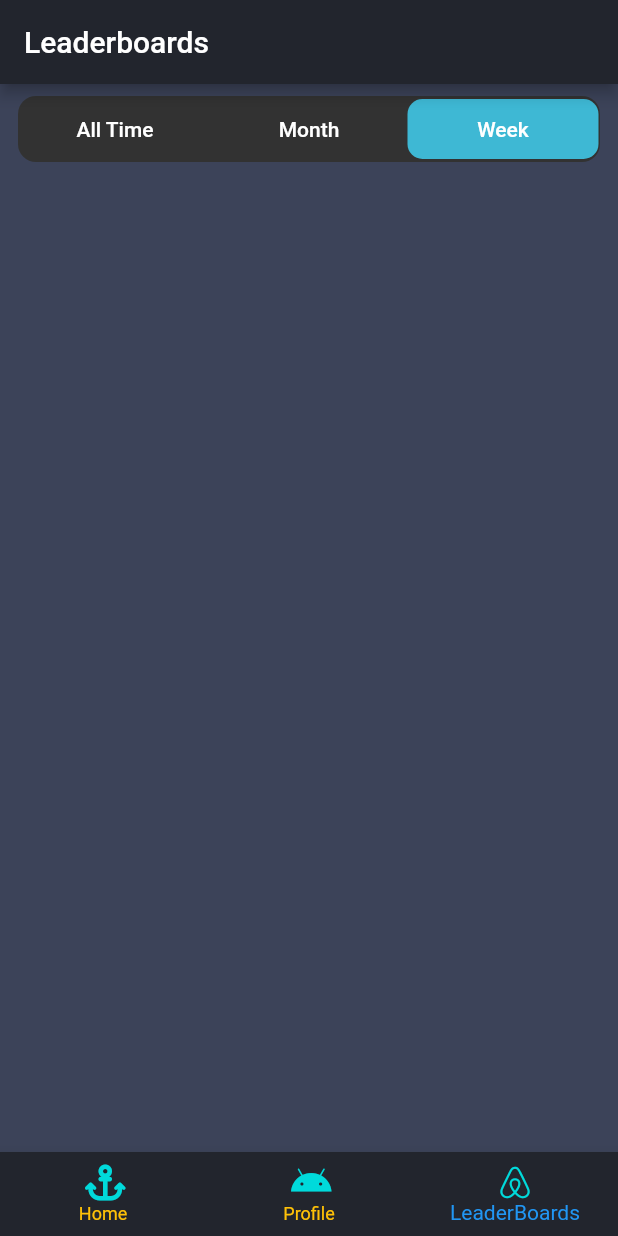
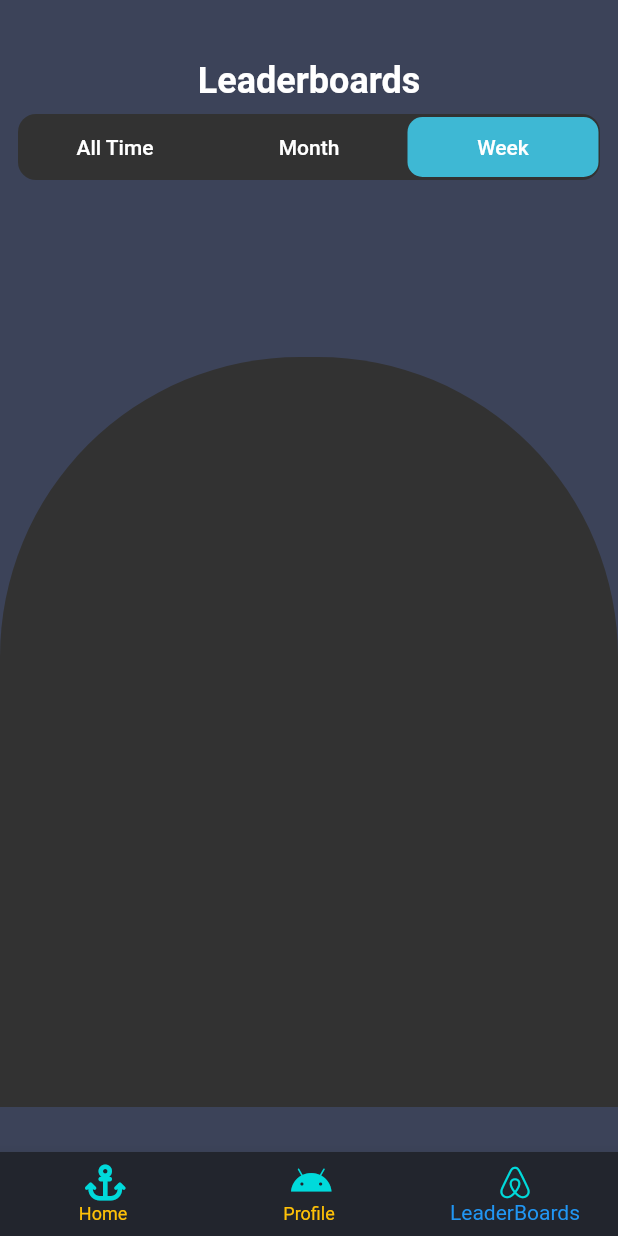
Before and after one commit to soulandbone/trivia_app, a Flutter app: the screen it shows after launch, item 3 of the bottom bar chosen, on a phone screen of 412 x 824 dp. Run offline on Flutter 3.47's test engine with Material 2 defaults, Android fonts, the phone set to English and light mode, and no system bars; our stand-ins replace flutter_riverpod, font_awesome_flutter, gap.

Commit message:
more styling to the leaderboards page

```diff
--- a/lib/providers/riverpod.dart
+++ b/lib/providers/riverpod.dart
@@ -1,10 +1,7 @@
 import 'package:flutter/material.dart';
 import 'package:flutter_riverpod/flutter_riverpod.dart';
-import 'package:trivia_app/screens/quiz_end.dart';
-import 'package:trivia_app/widgets/composed_widgets/quiz.dart';
 
 import '../models/quiz_model.dart';
-import '../screens/questions_screen.dart';
 
 final quizProvider =
     StateNotifierProvider<QuizNotifier, QuizModel>((ref) => QuizNotifier());
--- a/lib/screens/leaderboards_screen.dart
+++ b/lib/screens/leaderboards_screen.dart
@@ -1,4 +1,6 @@
 import 'package:flutter/material.dart';
+import 'package:gap/gap.dart';
+import 'package:trivia_app/utils/app_styles.dart';
 
 import '../widgets/composed_widgets/switch_three.dart';
 
@@ -8,11 +10,25 @@ class LeaderBoardsScreen extends StatelessWidget {
   @override
   Widget build(BuildContext context) {
     return Scaffold(
-        appBar: AppBar(title: const Text('Leaderboards')),
-        body: SwitchThree(
-          button1Text: 'All Time',
-          button2Text: 'Month',
-          button3Text: 'Week',
-        ));
+        body: Column(
+      children: [
+        const Gap(40),
+        const Text(
+          'Leaderboards',
+          style: AppStyles.title,
+        ),
+        SwitchThree(
+            button1Text: 'All Time', button2Text: 'Month', button3Text: 'Week'),
+        const Gap(110),
+        Container(
+          height: 500,
+          decoration: const BoxDecoration(
+              color: AppStyles.grey50,
+              borderRadius: BorderRadius.only(
+                  topLeft: Radius.circular(200),
+                  topRight: Radius.circular(200))),
+        )
+      ],
+    ));
   }
 }
```
